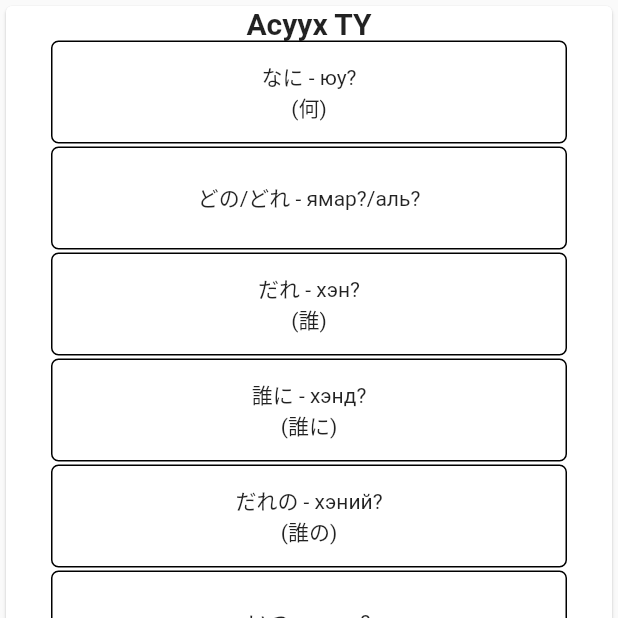
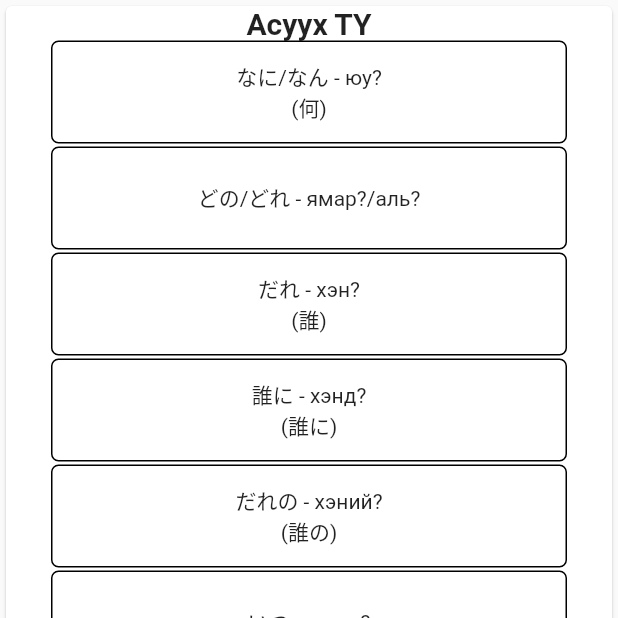
Before and after one commit to Sainkhishig/japanese_n5, a Flutter app: the PronounCardPage screen opened directly, swiped to page 5, on a phone screen of 412 x 824 dp, the top half of it. Run offline on Flutter 3.47's test engine with Material 2 defaults, Android fonts, the light colour scheme and no system bars; our stand-ins replace audio_service, audio_video_progress_bar, csv, firebase_auth, firebase_database, flutter_hooks and 9 more; missing offline and left inert: adaptive_navigation, excel, flash_card, kana_kit, text_to_speech, translit; accounts and stored records are empty.

Commit message:
pronoun data fix

```diff
--- a/lib/common_frame_learning/constant_value/constant_pronoun.dart
+++ b/lib/common_frame_learning/constant_value/constant_pronoun.dart
@@ -119,8 +119,8 @@ var pronounIntensive = <Pronoun>[
 var pronounInterrogative = <Pronoun>[
   Pronoun(
     '何',
-    'なに',
-    'nani',
+    'なに/なん',
+    'nani/nan',
     'юу?',
   ),
   Pronoun(
--- a/lib/common_frame_learning/page/pronoun/pronoun_card_page.dart
+++ b/lib/common_frame_learning/page/pronoun/pronoun_card_page.dart
@@ -113,7 +113,8 @@ class PronounCardPage extends HookConsumerWidget {
                       crossAxisSpacing: 2,
                       mainAxisSpacing: 2,
                       crossAxisCount: 1,
-                      mainAxisExtent: MediaQuery.of(context).size.height / 12,
+                      mainAxisExtent: MediaQuery.of(context).size.height /
+                          (currentLetter.lstLetter.length < 10 ? 12 : 14),
                     ),
                     itemCount: currentLetter.lstLetter.length,
                     itemBuilder: (BuildContext ctx, index) {
```
